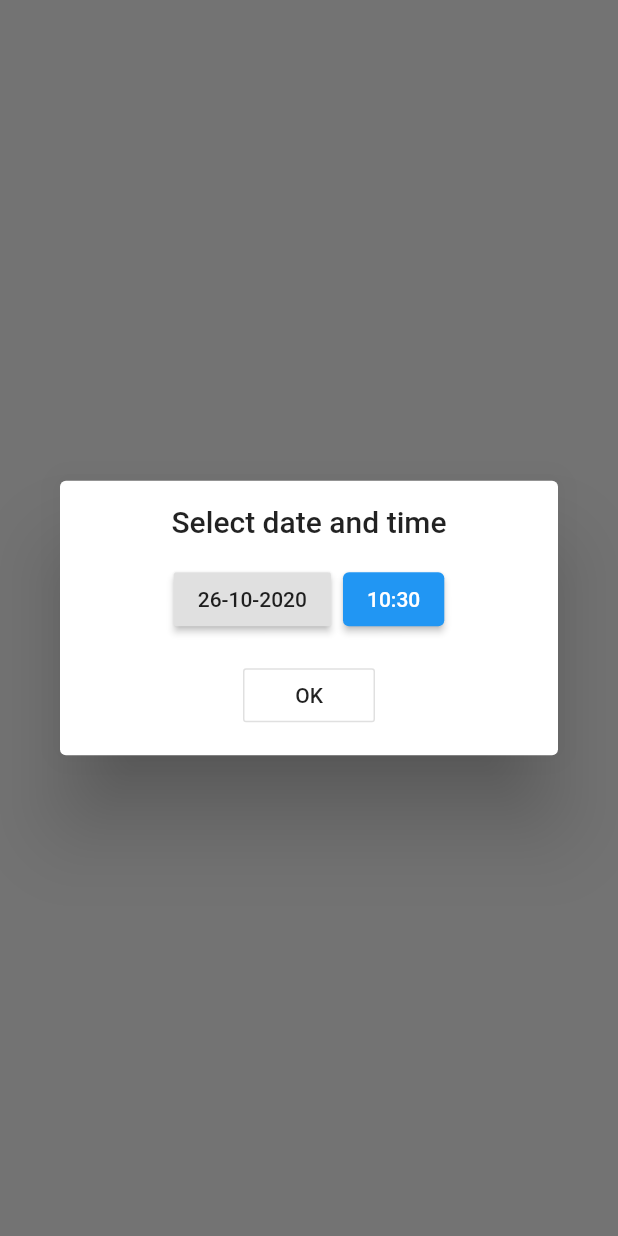
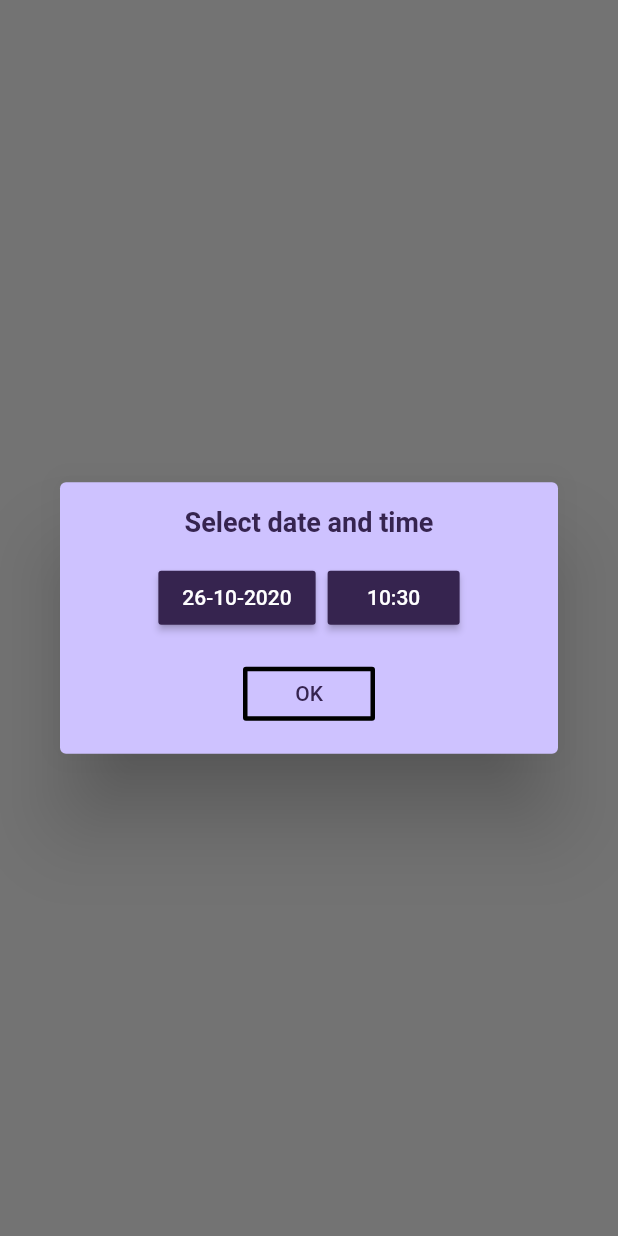
Before and after one commit to finnrose/Real-Time-Energy-Monitoring-System-, a Flutter app: what showDateTimeDialog() shows on an empty page, opened directly with empty values, on a phone screen of 412 x 824 dp. Run offline on Flutter 3.47's test engine with Material 2 defaults, Android fonts, the phone set to English and light mode, and no system bars; our stand-ins replace flutter_svg; missing offline and left inert: smart_energy_meter.

Commit message:
Update notification_dialog.dart

```diff
--- a/Mobile Application/lib/notifications/notification_dialog.dart
+++ b/Mobile Application/lib/notifications/notification_dialog.dart
@@ -1,14 +1,26 @@
 import 'package:flutter/material.dart';
 import 'package:intl/intl.dart';
+import 'package:smart_energy_meter/components/text_input.dart';
 
 Future<TimeOfDay> _selectTime(BuildContext context,
     {@required DateTime initialDate}) {
-  final now = DateTime.now();
+  //final now = DateTime.now();
 
   return showTimePicker(
       context: context,
-    initialTime: TimeOfDay(hour: initialDate.hour, minute: initialDate.minute),
+      initialTime:
+          TimeOfDay(hour: initialDate.hour, minute: initialDate.minute),
+      builder: (BuildContext context, Widget child) {
+        return Theme(
+          data: ThemeData.light().copyWith(
+            primaryColor: Color(0xff36244F),
+            accentColor: Color(0xff36244F),
+            colorScheme: ColorScheme.light(primary: const Color(0xff36244F)),
+            buttonTheme: ButtonThemeData(textTheme: ButtonTextTheme.primary),
+          ),
+          child: child,
         );
+      });
 }
 
 Future<DateTime> _selectDateTime(BuildContext context,
@@ -20,16 +32,26 @@ Future<DateTime> _selectDateTime(BuildContext context,
       context: context,
       initialDate: newestDate.add(Duration(seconds: 1)),
       firstDate: DateTime(1970),
-    lastDate:now,
-  );
+      lastDate: now,
+      builder: (BuildContext context, Widget child) {
+        return Theme(
+            data: ThemeData.light().copyWith(
+              primaryColor: Color(0xff36244F),
+              accentColor: Color(0xff36244F),
+              colorScheme: ColorScheme.light(primary: const Color(0xff36244F)),
+              buttonTheme: ButtonThemeData(textTheme: ButtonTextTheme.primary),
+            ),
+            child: child);
+      });
 }
 
-Dialog showDateTimeDialog(
+showDateTimeDialog(
   BuildContext context, {
   @required ValueChanged<DateTime> onSelectedDate,
   @required DateTime initialDate,
 }) {
   final dialog = Dialog(
+    backgroundColor: Color(0xFFCEC2FF),
     child: DateTimeDialog(
         onSelectedDate: onSelectedDate, initialDate: initialDate),
   );
@@ -69,14 +91,24 @@ class _DateTimeDialogState extends State<DateTimeDialog> {
           children: <Widget>[
             Text(
               'Select date and time',
-          style: Theme.of(context).textTheme.headline6,
+              style: TextStyle(
+                color: Color(0xff36244F),
+                fontWeight: FontWeight.w600,
+                fontSize: 18,
+              ),
             ),
             const SizedBox(height: 16),
             Row(
               mainAxisAlignment: MainAxisAlignment.center,
               children: <Widget>[
                 RaisedButton(
-              child: Text(DateFormat('dd-MM-yyyy').format(selectedDate)),
+                  color: Color(0xff36244F),
+                  child: Text(
+                    DateFormat('dd-MM-yyyy').format(selectedDate),
+                    style: TextStyle(
+                      color: Colors.white,
+                    ),
+                  ),
                   onPressed: () async {
                     final date = await _selectDateTime(context,
                         initialDate: selectedDate);
@@ -96,9 +128,12 @@ class _DateTimeDialogState extends State<DateTimeDialog> {
                   },
                 ),
                 const SizedBox(width: 8),
-            ElevatedButton(
-               style: ButtonStyle(),
-              child: Text(DateFormat('HH:mm').format(selectedDate)),
+                RaisedButton(
+                  color: Color(0xff36244F),
+                  child: Text(
+                    DateFormat('HH:mm').format(selectedDate),
+                    style: TextStyle(color: Colors.white),
+                  ),
                   onPressed: () async {
                     final time =
                         await _selectTime(context, initialDate: selectedDate);
@@ -120,8 +155,18 @@ class _DateTimeDialogState extends State<DateTimeDialog> {
             ),
             const SizedBox(height: 16),
             OutlineButton(
-          child: Text('OK'),
+              color: Color(0xff36244F),
+              borderSide: BorderSide(width: 3),
+              child: Text(
+                'OK',
+                style: TextStyle(
+                  color: Color(0xff36244F),
+                ),
+              ),
               onPressed: () {
+                setState(() {
+                  TextTimeInput(selectedDate.toIso8601String());
+                });
                 Navigator.of(context).pop();
               },
               highlightColor: Colors.orange,
```
Lines whose indentation alone changed are shown as unchanged.
